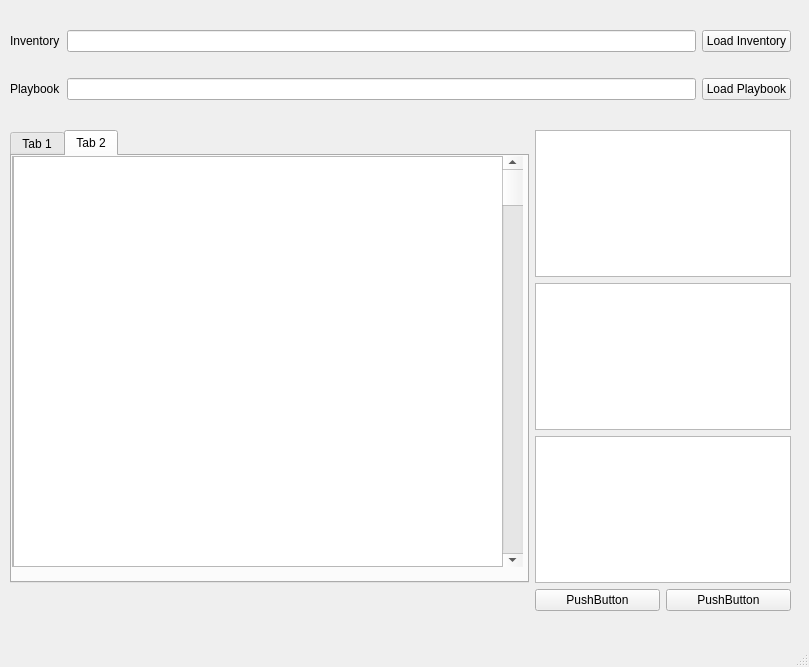
Before: the Qt Designer form mainwindow.ui in CheesyPanda42/ansible_gui, drawn with Qt 5.
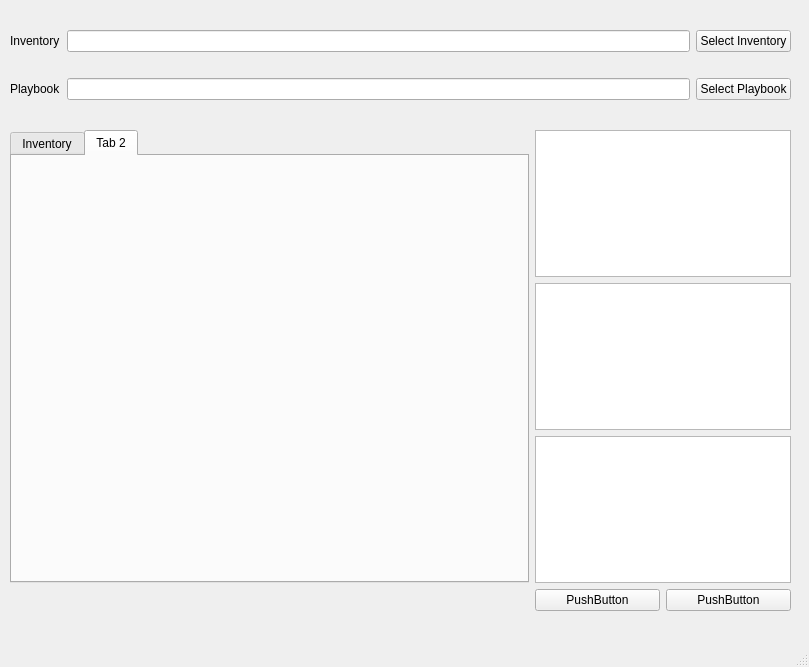
After: the same form once the commit is applied. The open tabs and pages were chosen to show the change.

Commit message: Prep to switch to tree view

```diff
--- a/mainwindow.ui
+++ b/mainwindow.ui
@@ -24,13 +24,6 @@
      </rect>
     </property>
     <layout class="QGridLayout" name="gridLayout">
-     <item row="1" column="3">
-      <widget class="QPushButton" name="btn_load_playbook">
-       <property name="text">
-        <string>Load Playbook</string>
-       </property>
-      </widget>
-     </item>
      <item row="1" column="2">
       <widget class="QLineEdit" name="txt_playbook_file">
        <property name="readOnly">
@@ -38,6 +31,34 @@
        </property>
       </widget>
      </item>
+     <item row="1" column="1">
+      <widget class="QLabel" name="label">
+       <property name="text">
+        <string>Playbook</string>
+       </property>
+      </widget>
+     </item>
+     <item row="0" column="1">
+      <widget class="QLabel" name="inventoryLabel">
+       <property name="text">
+        <string>Inventory</string>
+       </property>
+      </widget>
+     </item>
+     <item row="0" column="3">
+      <widget class="QPushButton" name="btn_load_inventory">
+       <property name="text">
+        <string>Select Inventory</string>
+       </property>
+      </widget>
+     </item>
+     <item row="1" column="3">
+      <widget class="QPushButton" name="btn_load_playbook">
+       <property name="text">
+        <string>Select Playbook</string>
+       </property>
+      </widget>
+     </item>
      <item row="0" column="2">
       <widget class="QLineEdit" name="txt_inventory_file">
        <property name="enabled">
@@ -54,27 +75,6 @@
        </property>
       </widget>
      </item>
-     <item row="0" column="3">
-      <widget class="QPushButton" name="btn_load_inventory">
-       <property name="text">
-        <string>Load Inventory</string>
-       </property>
-      </widget>
-     </item>
-     <item row="1" column="1">
-      <widget class="QLabel" name="label">
-       <property name="text">
-        <string>Playbook</string>
-       </property>
-      </widget>
-     </item>
-     <item row="0" column="1">
-      <widget class="QLabel" name="inventoryLabel">
-       <property name="text">
-        <string>Inventory</string>
-       </property>
-      </widget>
-     </item>
     </layout>
    </widget>
    <widget class="QWidget" name="gridLayoutWidget_2">
@@ -117,7 +117,7 @@
        </property>
        <widget class="QWidget" name="tab">
         <attribute name="title">
-         <string>Tab 1</string>
+         <string>Inventory</string>
         </attribute>
         <widget class="QScrollArea" name="scrollArea">
          <property name="geometry">
@@ -170,58 +170,12 @@
         </widget>
        </widget>
        <widget class="QWidget" name="tab_2">
+        <property name="enabled">
+         <bool>false</bool>
+        </property>
         <attribute name="title">
          <string>Tab 2</string>
         </attribute>
-        <widget class="QScrollArea" name="scrollArea_2">
-         <property name="geometry">
-          <rect>
-           <x>0</x>
-           <y>0</y>
-           <width>491</width>
-           <height>411</height>
-          </rect>
-         </property>
-         <property name="widgetResizable">
-          <bool>true</bool>
-         </property>
-         <widget class="QWidget" name="scrollAreaWidgetContents_2">
-          <property name="geometry">
-           <rect>
-            <x>0</x>
-            <y>0</y>
-            <width>489</width>
-            <height>409</height>
-           </rect>
-          </property>
-          <widget class="QTableView" name="tableView_2">
-           <property name="geometry">
-            <rect>
-             <x>0</x>
-             <y>-10</y>
-             <width>491</width>
-             <height>421</height>
-            </rect>
-           </property>
-           <property name="sortingEnabled">
-            <bool>true</bool>
-           </property>
-          </widget>
-         </widget>
-        </widget>
-        <widget class="QScrollBar" name="verticalScrollBar_3">
-         <property name="geometry">
-          <rect>
-           <x>490</x>
-           <y>0</y>
-           <width>21</width>
-           <height>411</height>
-          </rect>
-         </property>
-         <property name="orientation">
-          <enum>Qt::Vertical</enum>
-         </property>
-        </widget>
        </widget>
       </widget>
      </item>
```
Left out of the diff: 49 changed lines with no effect on the pictures. The commit also changes 2 other files.
